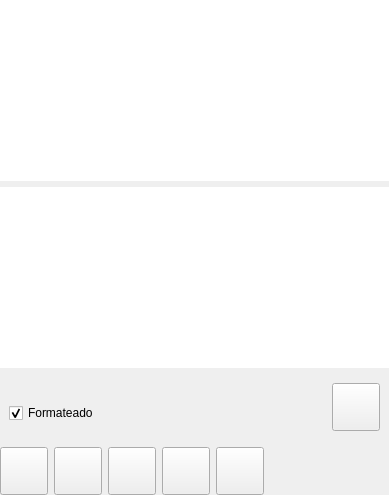
Qt form bulmages/bulmatpv/plugins/pluginbt_ticketivaincluido/mticketivaincbase.ui (eboladev/Bulmages-1) before a commit.
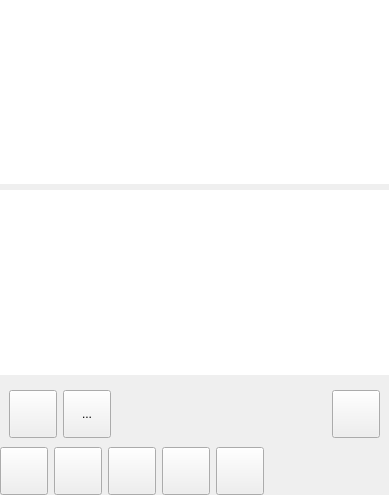
The same form after that commit. Icons and pictures are not drawn.

```diff
--- a/bulmages/bulmatpv/plugins/pluginbt_ticketivaincluido/mticketivaincbase.ui
+++ b/bulmages/bulmatpv/plugins/pluginbt_ticketivaincluido/mticketivaincbase.ui
@@ -70,23 +70,7 @@
       <number>0</number>
      </property>
      <layout class="QGridLayout" name="gridLayout">
-      <item row="0" column="0">
-       <widget class="QCheckBox" name="mui_propiedades">
-        <property name="minimumSize">
-         <size>
-          <width>0</width>
-          <height>60</height>
-         </size>
-        </property>
-        <property name="text">
-         <string>Formateado</string>
-        </property>
-        <property name="checked">
-         <bool>true</bool>
-        </property>
-       </widget>
-      </item>
-      <item row="0" column="1">
+      <item row="0" column="4">
        <widget class="QToolButton" name="mui_borrarticket">
         <property name="minimumSize">
          <size>
@@ -115,8 +99,8 @@
         </property>
         <property name="iconSize">
          <size>
-          <width>45</width>
-          <height>45</height>
+          <width>32</width>
+          <height>32</height>
          </size>
         </property>
         <property name="autoRaise">
@@ -124,6 +108,102 @@
         </property>
        </widget>
       </item>
+      <item row="0" column="3">
+       <spacer name="horizontalSpacer">
+        <property name="orientation">
+         <enum>Qt::Horizontal</enum>
+        </property>
+        <property name="sizeType">
+         <enum>QSizePolicy::Expanding</enum>
+        </property>
+        <property name="sizeHint" stdset="0">
+         <size>
+          <width>0</width>
+          <height>0</height>
+         </size>
+        </property>
+       </spacer>
+      </item>
+      <item row="0" column="1">
+       <widget class="QToolButton" name="mui_nextLineIsInsert">
+        <property name="minimumSize">
+         <size>
+          <width>48</width>
+          <height>48</height>
+         </size>
+        </property>
+        <property name="maximumSize">
+         <size>
+          <width>48</width>
+          <height>48</height>
+         </size>
+        </property>
+        <property name="toolTip">
+         <string>Insertar en nueva linea</string>
+        </property>
+        <property name="text">
+         <string>...</string>
+        </property>
+        <property name="icon">
+         <iconset resource="../../../bulmages.qrc">
+          <normaloff>:/BulmaCont32x32/images/png/i_configuracion.xpm</normaloff>:/BulmaCont32x32/images/png/i_configuracion.xpm</iconset>
+        </property>
+        <property name="iconSize">
+         <size>
+          <width>32</width>
+          <height>32</height>
+         </size>
+        </property>
+        <property name="checkable">
+         <bool>true</bool>
+        </property>
+       </widget>
+      </item>
+      <item row="0" column="0">
+       <widget class="QToolButton" name="mui_formatear">
+        <property name="minimumSize">
+         <size>
+          <width>48</width>
+          <height>48</height>
+         </size>
+        </property>
+        <property name="maximumSize">
+         <size>
+          <width>48</width>
+          <height>48</height>
+         </size>
+        </property>
+        <property name="toolTip">
+         <string>Formateado</string>
+        </property>
+        <property name="icon">
+         <iconset resource="../../../bulmages.qrc">
+          <normaloff>:/BulmaCont32x32/images/png/wizard.png</normaloff>:/BulmaCont32x32/images/png/wizard.png</iconset>
+        </property>
+        <property name="iconSize">
+         <size>
+          <width>32</width>
+          <height>32</height>
+         </size>
+        </property>
+        <property name="checkable">
+         <bool>true</bool>
+        </property>
+       </widget>
+      </item>
+      <item row="0" column="2">
+       <widget class="QFrame" name="mui_plugbotones">
+        <property name="frameShape">
+         <enum>QFrame::NoFrame</enum>
+        </property>
+        <property name="frameShadow">
+         <enum>QFrame::Raised</enum>
+        </property>
+        <property name="lineWidth">
+         <number>0</number>
+        </property>
+       </widget>
+      </item>
      </layout>
     </widget>
    </item>
```
Left out of the diff: 91 changed lines with no effect on the pictures.
